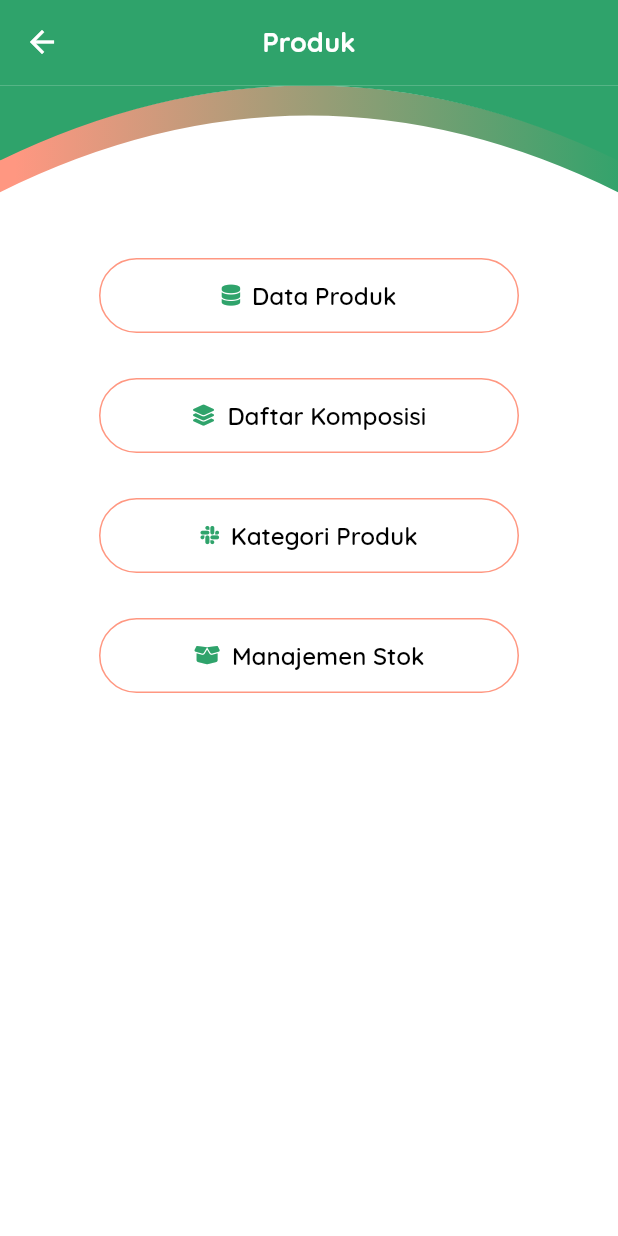
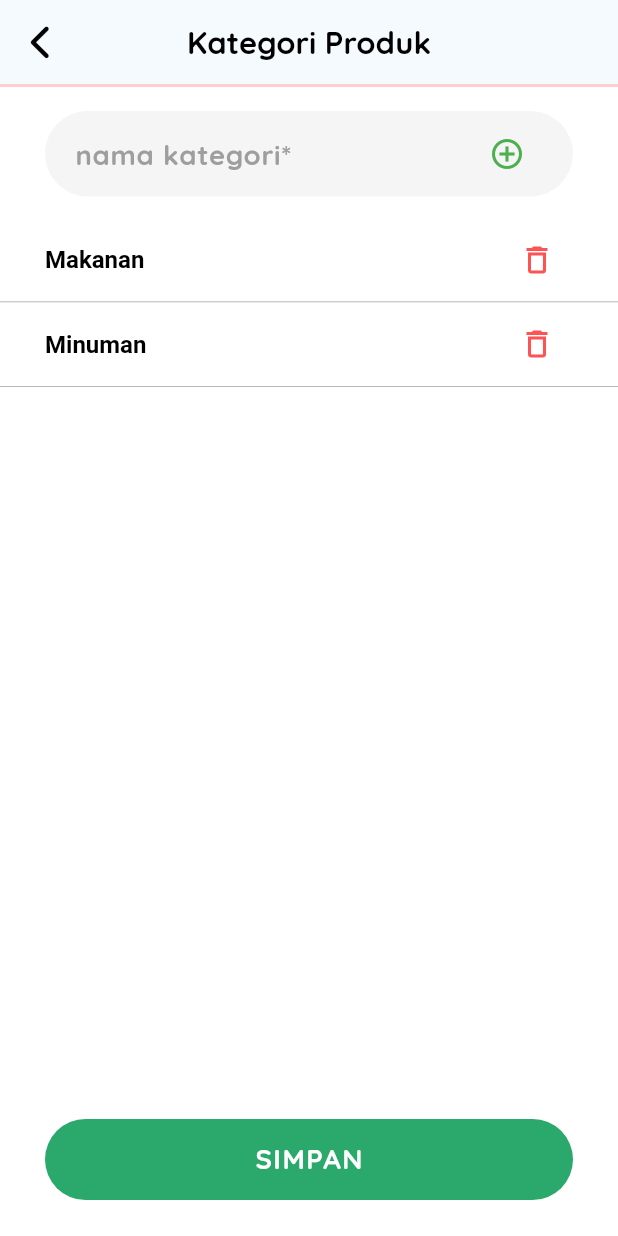
Before and after one commit to netgen-inovasi-digital/payoo_frontend, a Flutter app: the ProdukView screen opened by its route, after a tap on "Kategori Produk", on a phone screen of 412 x 824 dp. Run offline on Flutter 3.47's test engine with Material 3 defaults, Android fonts, the phone set to English and light mode, and no system bars; our stand-ins replace dio, flutter_screenutil, font_awesome_flutter, get, logger, pretty_dio_logger.

Commit message:
feat: add kategori module with view, controller, and binding

```diff
--- /dev/null
+++ b/lib/app/modules/kategori/bindings/kategori_binding.dart
@@ -0,0 +1,9 @@
+import 'package:get/get.dart';
+import '../controllers/kategori_controller.dart';
+
+class KategoriBinding extends Bindings {
+  @override
+  void dependencies() {
+    Get.lazyPut<KategoriController>(() => KategoriController());
+  }
+}
--- /dev/null
+++ b/lib/app/modules/kategori/controllers/kategori_controller.dart
@@ -0,0 +1,5 @@
+import 'package:get/get.dart';
+
+class KategoriController extends GetxController {
+  // Tambahkan logic kategori di sini
+}
--- /dev/null
+++ b/lib/app/modules/kategori/views/kategori_view.dart
@@ -0,0 +1,154 @@
+import 'package:flutter/material.dart';
+import 'package:get/get.dart';
+import 'package:font_awesome_flutter/font_awesome_flutter.dart';
+import '../controllers/kategori_controller.dart';
+
+class KategoriView extends GetView<KategoriController> {
+  const KategoriView({super.key});
+
+  @override
+  Widget build(BuildContext context) {
+    // Controller untuk input kategori
+    final TextEditingController kategoriController = TextEditingController();
+    // List kategori (observable agar UI update otomatis)
+    final RxList<String> kategoriList = <String>['Makanan', 'Minuman'].obs;
+
+    return Scaffold(
+      // ================= AppBar Custom =================
+      appBar: AppBar(
+        backgroundColor: Colors.white,
+        elevation: 1,
+        centerTitle: true,
+        leading: IconButton(
+          icon: const FaIcon(FontAwesomeIcons.chevronLeft, color: Colors.black),
+          onPressed: () => Get.back(),
+        ),
+        title: const Text(
+          'Kategori Produk',
+          style: TextStyle(
+            color: Colors.black,
+            fontWeight: FontWeight.bold,
+          ),
+        ),
+        iconTheme: const IconThemeData(color: Colors.black),
+        bottom: PreferredSize(
+          preferredSize: const Size.fromHeight(2),
+          child: Container(
+            height: 2,
+            color: Colors.red[100],
+          ),
+        ),
+      ),
+      // ================= Body =================
+      body: Padding(
+        padding: const EdgeInsets.symmetric(vertical: 16),
+        child: Column(
+          children: [
+            // ========== Input kategori ==========
+            Padding(
+              padding: const EdgeInsets.symmetric(horizontal: 30),
+              child: Container(
+                decoration: BoxDecoration(
+                  color: Colors.grey[100],
+                  borderRadius: BorderRadius.circular(30),
+                ),
+                padding: const EdgeInsets.symmetric(horizontal: 20),
+                child: Row(
+                  children: [
+                    Expanded(
+                      child: TextField(
+                        controller: kategoriController,
+                        decoration: const InputDecoration(
+                          border: InputBorder.none,
+                          hintText: 'nama kategori*',
+                          hintStyle: TextStyle(color: Colors.grey),
+                          contentPadding: EdgeInsets.symmetric(vertical: 15), // padding atas bawah
+                        ),
+                      ),
+                    ),
+                    IconButton(
+                      icon: const Icon(Icons.add_circle_outline,
+                          color: Colors.green),
+                      onPressed: () {
+                        final nama = kategoriController.text.trim();
+                        if (nama.isNotEmpty && !kategoriList.contains(nama)) {
+                          kategoriList.add(nama);
+                          kategoriController.clear();
+                        }
+                      },
+                    ),
+                  ],
+                ),
+              ),
+            ),
+            const SizedBox(height: 14),
+            // ========== List kategori ==========
+            Expanded(
+              child: Container(
+                color: Colors.white,
+                child: Obx(() => ListView.builder(
+                      itemCount: kategoriList.length,
+                      itemBuilder: (context, index) {
+                        final item = kategoriList[index];
+                        return Container(
+                          width: double.infinity,
+                          decoration: const BoxDecoration(
+                            border: Border(
+                              bottom: BorderSide(color: Colors.grey, width: 0.5),
+                            ),
+                          ),
+                          child: ListTile(
+                            contentPadding:
+                                const EdgeInsets.symmetric(horizontal: 30),
+                            title: Text(
+                              item,
+                              style: const TextStyle(
+                                fontWeight: FontWeight.bold,
+                                color: Colors.black,
+                                fontSize: 16,
+                              ),
+                            ),
+                            trailing: IconButton(
+                              icon: const Icon(Icons.delete_outline,
+                                  color: Colors.redAccent),
+                              onPressed: () => kategoriList.removeAt(index),
+                            ),
+                          ),
+                        );
+                      },
+                    )),
+              ),
+            ),
+            // ========== Tombol Simpan ==========
+            Padding(
+              padding: const EdgeInsets.symmetric(horizontal: 30, vertical: 8),
+              child: SizedBox(
+                width: double.infinity,
+                height: 54,
+                child: ElevatedButton(
+                  onPressed: () {
+                    // TODO: Implementasi simpan kategori
+                  },
+                  style: ElevatedButton.styleFrom(
+                    backgroundColor: const Color(0xFF2BA86B),
+                    shape: RoundedRectangleBorder(
+                      borderRadius: BorderRadius.circular(30),
+                    ),
+                  ),
+                  child: const Text(
+                    'SIMPAN',
+                    style: TextStyle(
+                      color: Colors.white,
+                      fontWeight: FontWeight.bold,
+                      letterSpacing: 1,
+                    ),
+                  ),
+                ),
+              ),
+            ),
+          ],
+        ),
+      ),
+    );
+  }
+}
--- a/lib/app/modules/produk/views/produk_view.dart
+++ b/lib/app/modules/produk/views/produk_view.dart
@@ -3,7 +3,9 @@ import 'package:font_awesome_flutter/font_awesome_flutter.dart';
 import 'package:payoo/app/components/custom_app_bar_clip_path.dart';
 import 'package:payoo/app/components/custom_header_clip_path.dart';
 import 'package:payoo/app/modules/produk/views/widgets/custom_button_outline.dart';
+import 'package:payoo/app/routes/app_pages.dart';
 import 'package:payoo/config/theme/light_theme.dart';
+import 'package:get/get.dart';
 
 class ProdukView extends StatefulWidget {
   const ProdukView({super.key});
@@ -74,7 +76,9 @@ class _ProdukViewState extends State<ProdukView> {
                     ),
                     CustomButtonOutline(
                       label: 'Kategori Produk',
-                      onPressed: () {},
+                      onPressed: () {
+                        Get.toNamed(Routes.KATEGORI);
+                      },
                       width: 280,
                       height: 50,
                       icon: const FaIcon(
--- a/lib/app/routes/app_pages.dart
+++ b/lib/app/routes/app_pages.dart
@@ -16,6 +16,8 @@ import 'package:payoo/app/modules/produk/bindings/produk_binding.dart';
 import 'package:payoo/app/modules/produk/views/produk_view.dart';
 import 'package:payoo/app/modules/splash/bindings/splash_binding.dart';
 import 'package:payoo/app/modules/splash/views/splash_view.dart';
+import 'package:payoo/app/modules/kategori/bindings/kategori_binding.dart';
+import 'package:payoo/app/modules/kategori/views/kategori_view.dart';
 
 import '../modules/dashboard/views/dashboard_view.dart';
 
@@ -72,5 +74,10 @@ class AppPages {
       page: () => const ProdukView(),
       binding: ProdukBinding(),
     ),
+    GetPage(
+      name: Routes.KATEGORI,
+      page: () => KategoriView(),
+      binding: KategoriBinding(),
+    ),
   ];
 }
--- a/lib/app/routes/app_routes.dart
+++ b/lib/app/routes/app_routes.dart
@@ -12,6 +12,7 @@ abstract class Routes {
   static const INFORMASI_TOKO = _Paths.INFORMASI_TOKO;
   static const AKUN = _Paths.AKUN;
   static const PRODUK = _Paths.PRODUK;
+  static const KATEGORI = _Paths.KATEGORI;
 }
 
 abstract class _Paths {
@@ -25,4 +26,5 @@ abstract class _Paths {
   static const INFORMASI_TOKO = '/informasi_toko';
   static const AKUN = '/akun';
   static const PRODUK = '/produk';
+  static const KATEGORI = '/kategori';
 }
```
Also changed, not shown: lib/app/modules/kategori/views/widgets/custom_button_outline.dart (added, +44 -0 lines), lib/app/modules/kategori/views/widgets/kategori_list.dart (added, +38 -0 lines), lib/app/modules/kategori/views/widgets/submit_button.dart (added, +39 -0 lines).
